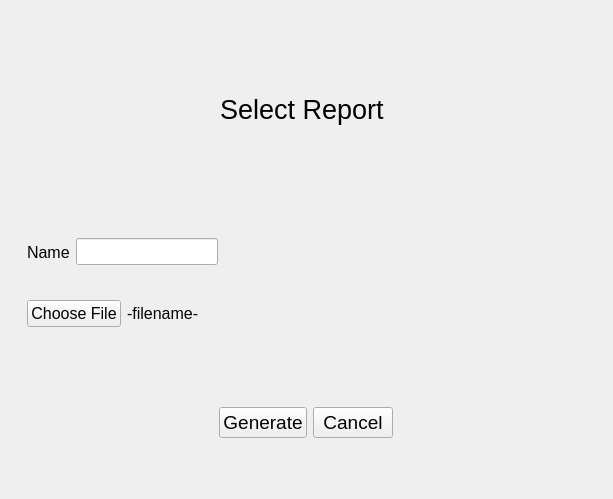
Ericaan/studio5_webscraping_app, file GUI/selectReport.ui: the form before one commit.
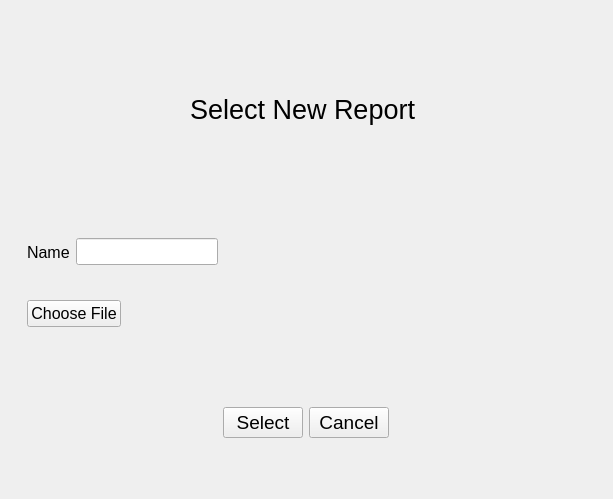
The form after the commit.

Commit message:
Construct Report window added
minor bugs fixed

What changed in the file:
```diff
--- a/GUI/selectReport.ui
+++ b/GUI/selectReport.ui
@@ -32,7 +32,7 @@
        <item alignment="Qt::AlignHCenter">
         <widget class="QLabel" name="label">
          <property name="text">
-          <string>Select Report </string>
+          <string>Select New Report </string>
          </property>
         </widget>
        </item>
@@ -82,7 +82,7 @@
           <item>
            <widget class="QLabel" name="file_name_lbl">
             <property name="text">
-             <string>-filename-</string>
+             <string/>
             </property>
            </widget>
           </item>
@@ -109,7 +109,7 @@
        <item>
         <widget class="QPushButton" name="generate_btn">
          <property name="text">
-          <string>Generate</string>
+          <string>Select</string>
          </property>
         </widget>
        </item>
```
Left out of the diff: 2 changed lines with no effect on the pictures. The commit also changes 15 other files.
